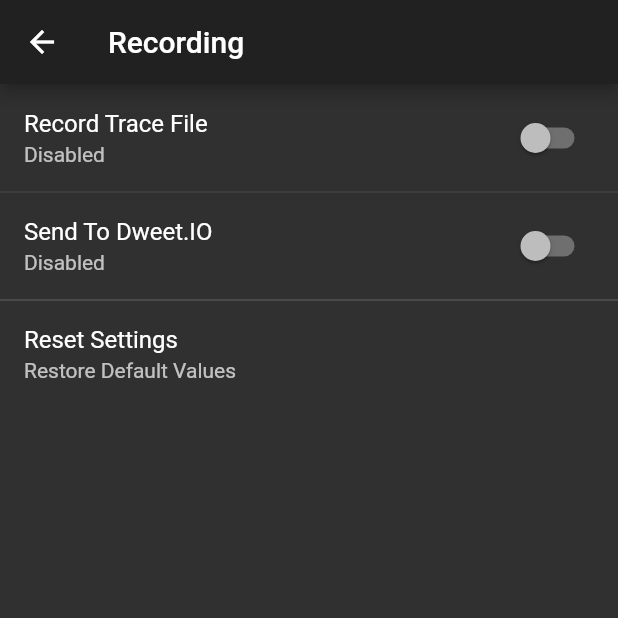
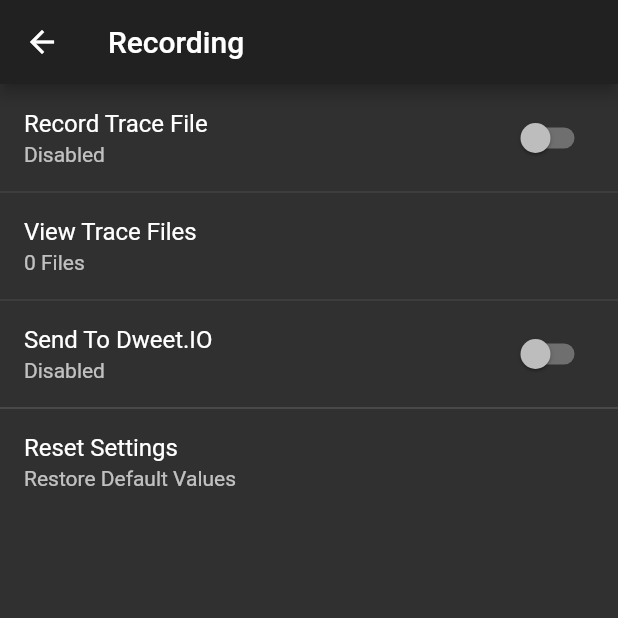
Before and after one commit to Prateek-Prakash/OpenXC, a Flutter app: the RecordingSettingsPage screen opened directly, on a phone screen of 412 x 824 dp, the top half of it. Run offline on Flutter 3.47's test engine with Material 2 defaults, Android fonts, the phone set to English and light mode, and no system bars; our stand-ins replace badges, flutter_blue, shared_preferences; accounts and stored records are empty.

Commit message:
Add Settings Tile (View Trace Files)

```diff
--- a/lib/main.dart
+++ b/lib/main.dart
@@ -617,6 +617,11 @@ class _RecordingSettingsPageState extends State<RecordingSettingsPage> {
                 });
               },
             ),
+            ListTile(
+              title: Text('View Trace Files'),
+              subtitle: Text('0 Files'),
+              onTap: () {},
+            ),
             SwitchListTile(
               activeColor: appTheme.accentColor,
               value: _sendToDweet,
```
Also changed, not shown: 2 other files.
